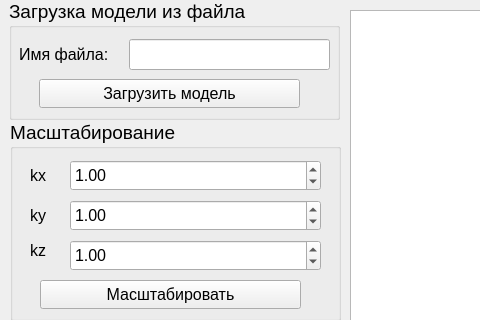
Old version of the form lab_01/lab_01/mainwindow.ui in the repository pauuser/oop-bmstu; both pictures show x 0 to 480 and y 0 to 320 of the 1061 by 781 pixel window.
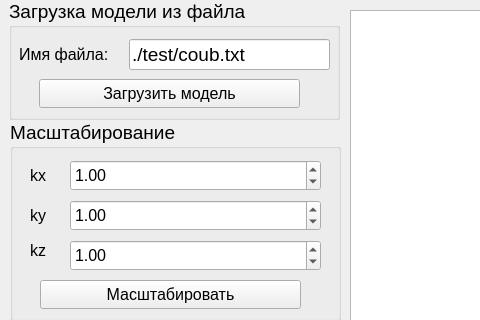
New version of the form.

Patch:
```diff
--- a/lab_01/lab_01/mainwindow.ui
+++ b/lab_01/lab_01/mainwindow.ui
@@ -68,6 +68,9 @@
        <height>31</height>
       </rect>
      </property>
+     <property name="text">
+      <string>./test/coub.txt</string>
+     </property>
     </widget>
     <widget class="QPushButton" name="pushButton_upload">
      <property name="geometry">
```
